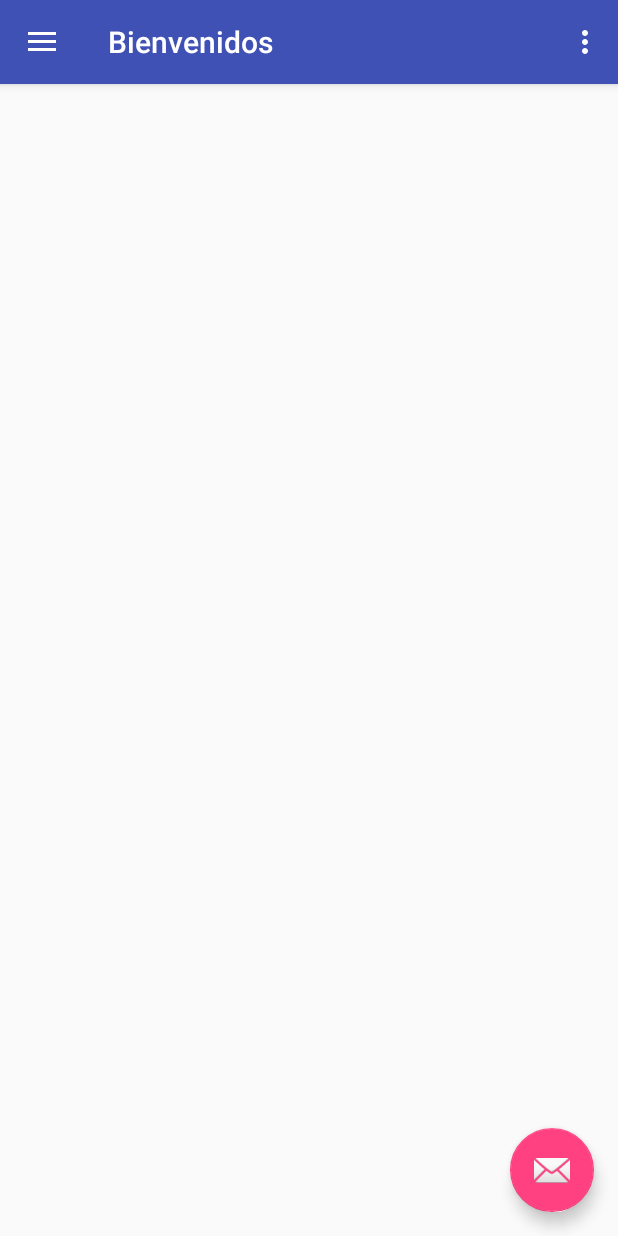
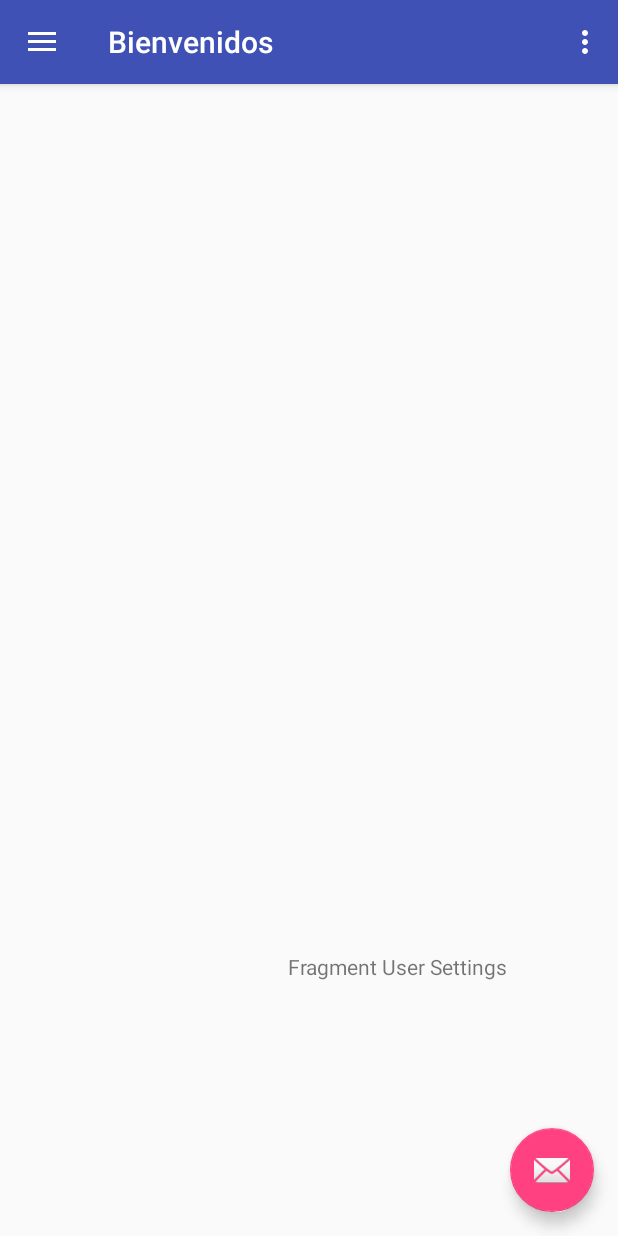
Before and after one commit to matisapatta/TurnosDIM, an Android app: the MainActivity screen opened directly, with no data from a screen before it, in the side drawer, after a tap on "Opciones de Usuario", on a phone screen of 412 x 824 dp. Run offline under Robolectric (Android 15) with nearby library versions, the phone set to English and light mode, and no system bars.

Commit message:
added all fragments

```diff
--- a/app/build.gradle
+++ b/app/build.gradle
@@ -27,5 +27,6 @@
     compile 'com.android.support:appcompat-v7:23.4.0'
     compile 'com.android.support.constraint:constraint-layout:1.0.0-alpha6'
     compile 'com.android.support:design:23.4.0'
+    compile 'com.android.support:support-v4:23.4.0'
     testCompile 'junit:junit:4.12'
 }
--- /dev/null
+++ b/app/src/main/java/layout/MainFragment.java
@@ -0,0 +1,109 @@
+package layout;
+
+import android.content.Context;
+import android.net.Uri;
+import android.os.Bundle;
+import android.support.v4.app.Fragment;
+import android.view.LayoutInflater;
+import android.view.View;
+import android.view.ViewGroup;
+
+import mobile.mads.turnosdim.R;
+
+/**
+ * A simple {@link Fragment} subclass.
+ * Activities that contain this fragment must implement the
+ * {@link MainFragment.OnFragmentInteractionListener} interface
+ * to handle interaction events.
+ * Use the {@link MainFragment#newInstance} factory method to
+ * create an instance of this fragment.
+ */
+public class MainFragment extends Fragment {
+    // TODO: Rename parameter arguments, choose names that match
+    // the fragment initialization parameters, e.g. ARG_ITEM_NUMBER
+    private static final String ARG_PARAM1 = "param1";
+    private static final String ARG_PARAM2 = "param2";
+
+    // TODO: Rename and change types of parameters
+    private String mParam1;
+    private String mParam2;
+
+    private OnFragmentInteractionListener mListener;
+
+    public MainFragment() {
+        // Required empty public constructor
+    }
+
+    /**
+     * Use this factory method to create a new instance of
+     * this fragment using the provided parameters.
+     *
+     * @param param1 Parameter 1.
+     * @param param2 Parameter 2.
+     * @return A new instance of fragment MainFragment.
+     */
+    // TODO: Rename and change types and number of parameters
+    public static MainFragment newInstance(String param1, String param2) {
+        MainFragment fragment = new MainFragment();
+        Bundle args = new Bundle();
+        args.putString(ARG_PARAM1, param1);
+        args.putString(ARG_PARAM2, param2);
+        fragment.setArguments(args);
+        return fragment;
+    }
+
+    @Override
+    public void onCreate(Bundle savedInstanceState) {
+        super.onCreate(savedInstanceState);
+        if (getArguments() != null) {
+            mParam1 = getArguments().getString(ARG_PARAM1);
+            mParam2 = getArguments().getString(ARG_PARAM2);
+        }
+    }
+
+    @Override
+    public View onCreateView(LayoutInflater inflater, ViewGroup container,
+                             Bundle savedInstanceState) {
+        // Inflate the layout for this fragment
+        return inflater.inflate(R.layout.fragment_main, container, false);
+    }
+
+    // TODO: Rename method, update argument and hook method into UI event
+    public void onButtonPressed(Uri uri) {
+        if (mListener != null) {
+            mListener.onFragmentInteraction(uri);
+        }
+    }
+
+    @Override
+    public void onAttach(Context context) {
+        super.onAttach(context);
+        if (context instanceof OnFragmentInteractionListener) {
+            mListener = (OnFragmentInteractionListener) context;
+        } else {
+          //  throw new RuntimeException(context.toString()
+          //          + " must implement OnFragmentInteractionListener");
+        }
+    }
+
+    @Override
+    public void onDetach() {
+        super.onDetach();
+        mListener = null;
+    }
+
+    /**
+     * This interface must be implemented by activities that contain this
+     * fragment to allow an interaction in this fragment to be communicated
+     * to the activity and potentially other fragments contained in that
+     * activity.
+     * <p>
+     * See the Android Training lesson <a href=
+     * "http://developer.android.com/training/basics/fragments/communicating.html"
+     * >Communicating with Other Fragments</a> for more information.
+     */
+    public interface OnFragmentInteractionListener {
+        // TODO: Update argument type and name
+        void onFragmentInteraction(Uri uri);
+    }
+}
--- /dev/null
+++ b/app/src/main/java/layout/TurnosFragment.java
@@ -0,0 +1,109 @@
+package layout;
+
+import android.content.Context;
+import android.net.Uri;
+import android.os.Bundle;
+import android.support.v4.app.Fragment;
+import android.view.LayoutInflater;
+import android.view.View;
+import android.view.ViewGroup;
+
+import mobile.mads.turnosdim.R;
+
+/**
+ * A simple {@link Fragment} subclass.
+ * Activities that contain this fragment must implement the
+ * {@link TurnosFragment.OnFragmentInteractionListener} interface
+ * to handle interaction events.
+ * Use the {@link TurnosFragment#newInstance} factory method to
+ * create an instance of this fragment.
+ */
+public class TurnosFragment extends Fragment {
+    // TODO: Rename parameter arguments, choose names that match
+    // the fragment initialization parameters, e.g. ARG_ITEM_NUMBER
+    private static final String ARG_PARAM1 = "param1";
+    private static final String ARG_PARAM2 = "param2";
+
+    // TODO: Rename and change types of parameters
+    private String mParam1;
+    private String mParam2;
+
+    private OnFragmentInteractionListener mListener;
+
+    public TurnosFragment() {
+        // Required empty public constructor
+    }
+
+    /**
+     * Use this factory method to create a new instance of
+     * this fragment using the provided parameters.
+     *
+     * @param param1 Parameter 1.
+     * @param param2 Parameter 2.
+     * @return A new instance of fragment TurnosFragment.
+     */
+    // TODO: Rename and change types and number of parameters
+    public static TurnosFragment newInstance(String param1, String param2) {
+        TurnosFragment fragment = new TurnosFragment();
+        Bundle args = new Bundle();
+        args.putString(ARG_PARAM1, param1);
+        args.putString(ARG_PARAM2, param2);
+        fragment.setArguments(args);
+        return fragment;
+    }
+
+    @Override
+    public void onCreate(Bundle savedInstanceState) {
+        super.onCreate(savedInstanceState);
+        if (getArguments() != null) {
+            mParam1 = getArguments().getString(ARG_PARAM1);
+            mParam2 = getArguments().getString(ARG_PARAM2);
+        }
+    }
+
+    @Override
+    public View onCreateView(LayoutInflater inflater, ViewGroup container,
+                             Bundle savedInstanceState) {
+        // Inflate the layout for this fragment
+        return inflater.inflate(R.layout.fragment_turnos, container, false);
+    }
+
+    // TODO: Rename method, update argument and hook method into UI event
+    public void onButtonPressed(Uri uri) {
+        if (mListener != null) {
+            mListener.onFragmentInteraction(uri);
+        }
+    }
+
+    @Override
+    public void onAttach(Context context) {
+        super.onAttach(context);
+        if (context instanceof OnFragmentInteractionListener) {
+            mListener = (OnFragmentInteractionListener) context;
+        } else {
+        //    throw new RuntimeException(context.toString()
+        //            + " must implement OnFragmentInteractionListener");
+        }
+    }
+
+    @Override
+    public void onDetach() {
+        super.onDetach();
+        mListener = null;
+    }
+
+    /**
+     * This interface must be implemented by activities that contain this
+     * fragment to allow an interaction in this fragment to be communicated
+     * to the activity and potentially other fragments contained in that
+     * activity.
+     * <p>
+     * See the Android Training lesson <a href=
+     * "http://developer.android.com/training/basics/fragments/communicating.html"
+     * >Communicating with Other Fragments</a> for more information.
+     */
+    public interface OnFragmentInteractionListener {
+        // TODO: Update argument type and name
+        void onFragmentInteraction(Uri uri);
+    }
+}
--- /dev/null
+++ b/app/src/main/java/layout/UserSettingsFragment.java
@@ -0,0 +1,109 @@
+package layout;
+
+import android.content.Context;
+import android.net.Uri;
+import android.os.Bundle;
+import android.support.v4.app.Fragment;
+import android.view.LayoutInflater;
+import android.view.View;
+import android.view.ViewGroup;
+
+import mobile.mads.turnosdim.R;
+
+/**
+ * A simple {@link Fragment} subclass.
+ * Activities that contain this fragment must implement the
+ * {@link UserSettingsFragment.OnFragmentInteractionListener} interface
+ * to handle interaction events.
+ * Use the {@link UserSettingsFragment#newInstance} factory method to
+ * create an instance of this fragment.
+ */
+public class UserSettingsFragment extends Fragment {
+    // TODO: Rename parameter arguments, choose names that match
+    // the fragment initialization parameters, e.g. ARG_ITEM_NUMBER
+    private static final String ARG_PARAM1 = "param1";
+    private static final String ARG_PARAM2 = "param2";
+
+    // TODO: Rename and change types of parameters
+    private String mParam1;
+    private String mParam2;
+
+    private OnFragmentInteractionListener mListener;
+
+    public UserSettingsFragment() {
+        // Required empty public constructor
+    }
+
+    /**
+     * Use this factory method to create a new instance of
+     * this fragment using the provided parameters.
+     *
+     * @param param1 Parameter 1.
+     * @param param2 Parameter 2.
+     * @return A new instance of fragment UserSettingsFragment.
+     */
+    // TODO: Rename and change types and number of parameters
+    public static UserSettingsFragment newInstance(String param1, String param2) {
+        UserSettingsFragment fragment = new UserSettingsFragment();
+        Bundle args = new Bundle();
+        args.putString(ARG_PARAM1, param1);
+        args.putString(ARG_PARAM2, param2);
+        fragment.setArguments(args);
+        return fragment;
+    }
+
+    @Override
+    public void onCreate(Bundle savedInstanceState) {
+        super.onCreate(savedInstanceState);
+        if (getArguments() != null) {
+            mParam1 = getArguments().getString(ARG_PARAM1);
+            mParam2 = getArguments().getString(ARG_PARAM2);
+        }
+    }
+
+    @Override
+    public View onCreateView(LayoutInflater inflater, ViewGroup container,
+                             Bundle savedInstanceState) {
+        // Inflate the layout for this fragment
+        return inflater.inflate(R.layout.fragment_user_settings, container, false);
+    }
+
+    // TODO: Rename method, update argument and hook method into UI event
+    public void onButtonPressed(Uri uri) {
+        if (mListener != null) {
+            mListener.onFragmentInteraction(uri);
+        }
+    }
+
+    @Override
+    public void onAttach(Context context) {
+        super.onAttach(context);
+        if (context instanceof OnFragmentInteractionListener) {
+            mListener = (OnFragmentInteractionListener) context;
+        } else {
+        //    throw new RuntimeException(context.toString()
+        //            + " must implement OnFragmentInteractionListener");
+        }
+    }
+
+    @Override
+    public void onDetach() {
+        super.onDetach();
+        mListener = null;
+    }
+
+    /**
+     * This interface must be implemented by activities that contain this
+     * fragment to allow an interaction in this fragment to be communicated
+     * to the activity and potentially other fragments contained in that
+     * activity.
+     * <p>
+     * See the Android Training lesson <a href=
+     * "http://developer.android.com/training/basics/fragments/communicating.html"
+     * >Communicating with Other Fragments</a> for more information.
+     */
+    public interface OnFragmentInteractionListener {
+        // TODO: Update argument type and name
+        void onFragmentInteraction(Uri uri);
+    }
+}
--- a/app/src/main/java/mobile/mads/turnosdim/MainActivity.java
+++ b/app/src/main/java/mobile/mads/turnosdim/MainActivity.java
@@ -1,8 +1,11 @@
 package mobile.mads.turnosdim;
 
+
+import android.content.Intent;
 import android.os.Bundle;
 import android.support.design.widget.FloatingActionButton;
 import android.support.design.widget.Snackbar;
+import android.support.v4.app.Fragment;
 import android.view.View;
 import android.support.design.widget.NavigationView;
 import android.support.v4.view.GravityCompat;
@@ -12,9 +15,20 @@
 import android.support.v7.widget.Toolbar;
 import android.view.Menu;
 import android.view.MenuItem;
+import android.widget.TextView;
+
+import layout.LocationsFragment;
+import layout.MainFragment;
+import layout.ResultsFragment;
+import layout.TurnosFragment;
+import layout.UserSettingsFragment;
 
 public class MainActivity extends AppCompatActivity
         implements NavigationView.OnNavigationItemSelectedListener {
+
+    // Variables
+    private Fragment selectedFragment;
+
 
     @Override
     protected void onCreate(Bundle savedInstanceState) {
@@ -40,6 +54,11 @@
 
         NavigationView navigationView = (NavigationView) findViewById(R.id.nav_view);
         navigationView.setNavigationItemSelectedListener(this);
+
+        selectedFragment = new MainFragment();
+        getSupportFragmentManager().beginTransaction()
+             .replace(R.id.content_main, selectedFragment).commit();
+
     }
 
     @Override
@@ -81,15 +100,37 @@
         int id = item.getItemId();
 
         if (id == R.id.nav_turnos) {
-            // Handle the camera action
+           // Carga el fragment de Nuevos Turnos
+            selectedFragment = new TurnosFragment();
+            getSupportFragmentManager().beginTransaction()
+                    .replace(R.id.content_main, selectedFragment).commit();
+
         } else if (id == R.id.nav_exams) {
+            // Carga el fragment de envío de exámenes médicos
+            selectedFragment = new ResultsFragment();
+            getSupportFragmentManager().beginTransaction()
+                    .replace(R.id.content_main, selectedFragment).commit();
+
+
+        } else if (id == R.id.nav_locations) {
+            // Carga el fragment de centros de atención
+            selectedFragment = new LocationsFragment();
+            getSupportFragmentManager().beginTransaction()
+                    .replace(R.id.content_main, selectedFragment).commit();
 
         } else if (id == R.id.nav_settings) {
+            // Carga el fragment de configuraciones de usuario
+            selectedFragment = new UserSettingsFragment();
+            getSupportFragmentManager().beginTransaction()
+                    .replace(R.id.content_main, selectedFragment).commit();
 
-        } else if (id == R.id.nav_locations) {
+
 
         } else if (id == R.id.nav_endSession) {
-
+            // Cierra sesión
+            Intent i = new Intent(this.getApplicationContext(),EntryActivity.class);
+            startActivity(i);
+            finish();
         }
 
         DrawerLayout drawer = (DrawerLayout) findViewById(R.id.drawer_layout);
--- /dev/null
+++ b/app/src/main/res/layout/fragment_user_settings.xml
@@ -0,0 +1,24 @@
+<android.support.constraint.ConstraintLayout xmlns:android="http://schemas.android.com/apk/res/android"
+    xmlns:tools="http://schemas.android.com/tools"
+    xmlns:app="http://schemas.android.com/apk/res-auto"
+    android:id="@+id/fragmentUserSettings"
+    android:layout_width="match_parent"
+    android:layout_height="match_parent"
+    tools:context="layout.UserSettingsFragment">
+
+    <!-- TODO: Update blank fragment layout -->
+
+
+    <TextView
+        android:text="Fragment User Settings"
+        android:layout_width="wrap_content"
+        android:layout_height="wrap_content"
+        android:id="@+id/textView2"
+        android:layout_marginTop="424dp"
+        app:layout_constraintTop_toTopOf="@+id/fragmentUserSettings"
+        android:layout_marginStart="192dp"
+        app:layout_constraintLeft_toLeftOf="@+id/fragmentUserSettings"
+        android:layout_marginLeft="192dp"
+        app:layout_constraintBottom_toBottomOf="@+id/fragmentUserSettings"
+        android:layout_marginBottom="16dp" />
+</android.support.constraint.ConstraintLayout>
--- a/app/src/main/res/menu/activity_main_drawer.xml
+++ b/app/src/main/res/menu/activity_main_drawer.xml
@@ -14,14 +14,16 @@
             android:id="@+id/nav_locations"
             android:icon="@drawable/ic_menu_location"
             android:title="@string/navLocations" />
+        <item
+            android:checkableBehavior="single"
+            android:id="@+id/nav_settings"
+            android:icon="@drawable/ic_menu_manage"
+            android:title="@string/navUserOpt" />
+
     </group>
 
-    <item android:title="@string/navConfig">
+    <item>
         <menu>
-            <item
-                android:id="@+id/nav_settings"
-                android:icon="@drawable/ic_menu_manage"
-                android:title="@string/navUserOpt" />
             <item
                 android:id="@+id/nav_endSession"
                 android:icon="@drawable/ic_menu_sign_out"
@@ -29,4 +31,6 @@
         </menu>
     </item>
 
+
+
 </menu>
--- a/app/src/main/res/values/strings.xml
+++ b/app/src/main/res/values/strings.xml
@@ -13,4 +13,7 @@
     <string name="navUserOpt">Opciones de Usuario</string>
     <string name="navEndSession">Cerrar Sesión</string>
     <string name="navLocations">Centros de Atención</string>
+
+    <!-- TODO: Remove or change this placeholder text -->
+    <string name="hello_blank_fragment">Hello blank fragment</string>
 </resources>
```
Also changed, not shown: app/src/main/java/layout/LocationsFragment.java (added, +109 -0 lines), app/src/main/java/layout/ResultsFragment.java (added, +109 -0 lines), app/src/main/res/layout/fragment_locations.xml (added, +22 -0 lines), app/src/main/res/layout/fragment_main.xml (added, +22 -0 lines), app/src/main/res/layout/fragment_results.xml (added, +22 -0 lines), app/src/main/res/layout/fragment_turnos.xml (added, +26 -0 lines), app/src/main/res/layout/nav_header_main.xml (+0 -11 lines).
